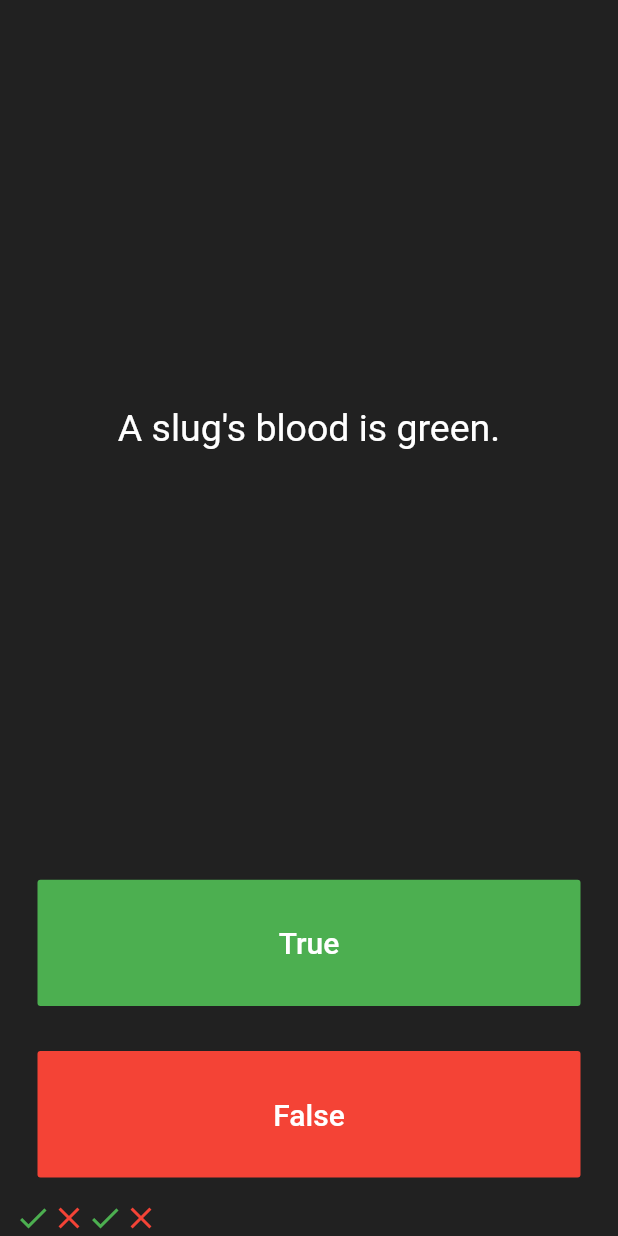
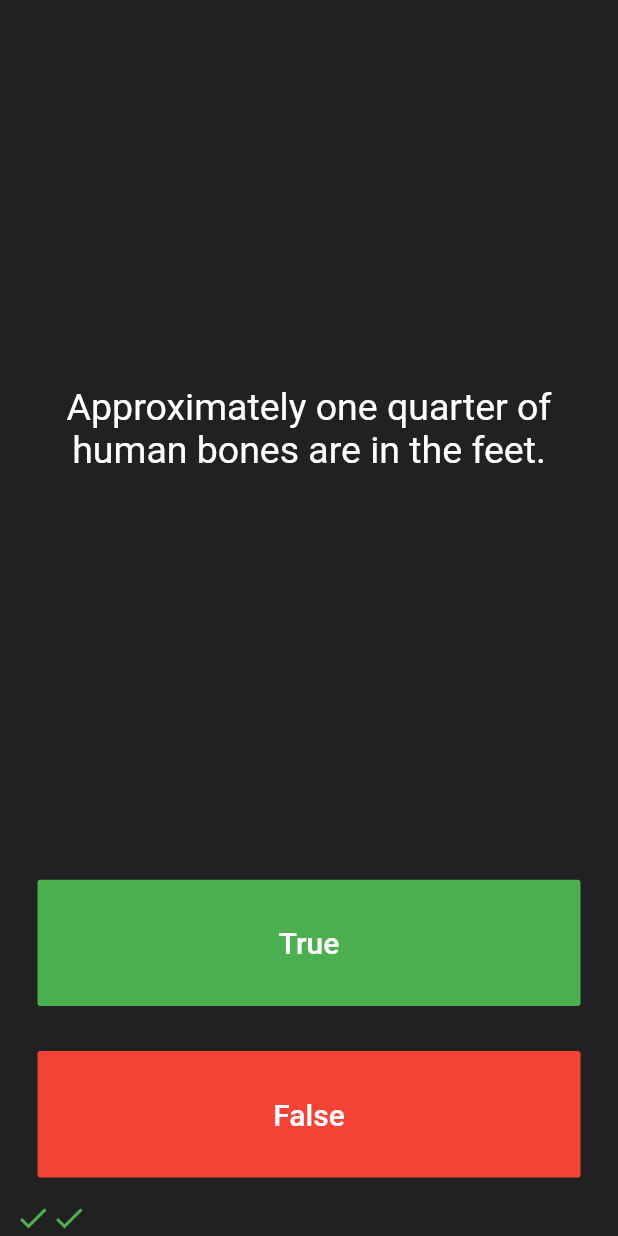
Before and after one commit to mechiragjain/Flutter-Apps, a Flutter app: the screen it shows after launch, after a tap on "True", after a tap on "False", on a phone screen of 412 x 824 dp. Run offline on Flutter 3.47's test engine with Material 2 defaults, Android fonts, the phone set to English and light mode, and no system bars; our stand-ins replace audioplayers, rflutter_alert.

Commit message:
Quiz App Completed

```diff
--- a/quizzler-flutter/lib/main.dart
+++ b/quizzler-flutter/lib/main.dart
@@ -1,5 +1,8 @@
 import 'package:flutter/material.dart';
-import 'questions.dart';
+import 'quiz_brain.dart';
+import 'package:rflutter_alert/rflutter_alert.dart';
+
+QuizBrain quizBrain = QuizBrain();
 
 void main() => runApp(Quizzler());
 
@@ -26,29 +29,41 @@
 }
 
 class _QuizPageState extends State<QuizPage> {
-  List<Icon> scoreKeeper = [
-    Icon(
-      Icons.check,
-      color: Colors.green,
-    ),
-    Icon(
-      Icons.close,
-      color: Colors.red,
-    ),
-  ];
+  List<Icon> scoreKeeper = [];
 
-  List<String> questions = [
-    'You can lead a cow down stairs but not up stairs.',
-    'Approximately one quarter of human bones are in the feet.',
-    'A slug\'s blood is green.',
-  ];
+  void checkAnswer(bool userAnswer) {
+    bool correctAnswer = quizBrain.getQuestionAnswer();
 
-  List<bool> answers = [false, true, true];
+    setState(() {
+      if (quizBrain.isFinished()) {
+        Alert(
+          context: context,
+          title: 'Finished',
+          desc: 'You have reached the end of the quiz',
+        ).show();
 
-  Questions q1 = Questions(
-      ques: 'You can lead a cow down stairs but not up stairs.', ans: false);
-
-  int questionNumber = 0;
+        quizBrain.reset();
+        scoreKeeper = [];
+      } else {
+        if (correctAnswer == userAnswer) {
+          scoreKeeper.add(
+            Icon(
+              Icons.check,
+              color: Colors.green,
+            ),
+          );
+        } else {
+          scoreKeeper.add(
+            Icon(
+              Icons.close,
+              color: Colors.red,
+            ),
+          );
+        }
+        quizBrain.nextQuestion();
+      }
+    });
+  }
 
   @override
   Widget build(BuildContext context) {
@@ -62,7 +77,7 @@
             padding: EdgeInsets.all(10.0),
             child: Center(
               child: Text(
-                questions[questionNumber],
+                quizBrain.getQuestionText(),
                 textAlign: TextAlign.center,
                 style: TextStyle(
                   fontSize: 25.0,
@@ -87,23 +102,7 @@
               ),
               onPressed: () {
                 //The user picked true.
-
-                bool correctAnswer = answers[questionNumber];
-
-                if (correctAnswer == true) {
-                  print('Correct');
-                } else {
-                  print('Wrong');
-                }
-                setState(() {
-                  questionNumber++;
-                  scoreKeeper.add(
-                    Icon(
-                      Icons.check,
-                      color: Colors.green,
-                    ),
-                  );
-                });
+                checkAnswer(true);
               },
             ),
           ),
@@ -122,24 +121,7 @@
               ),
               onPressed: () {
                 //The user picked false.
-
-                bool correctAnswer = answers[questionNumber];
-
-                if (correctAnswer == false) {
-                  print('Correct');
-                } else {
-                  print('Wrong');
-                }
-
-                setState(() {
-                  questionNumber++;
-                  scoreKeeper.add(
-                    Icon(
-                      Icons.close,
-                      color: Colors.red,
-                    ),
-                  );
-                });
+                checkAnswer(false);
               },
             ),
           ),
--- a/quizzler-flutter/lib/questions.dart
+++ b/quizzler-flutter/lib/questions.dart
@@ -2,7 +2,7 @@
   String questionText;
   bool questionAnswer;
 
-  Questions({String ques, bool ans}) {
+  Questions(String ques, bool ans) {
     questionText = ques;
     questionAnswer = ans;
   }
--- /dev/null
+++ b/quizzler-flutter/lib/quiz_brain.dart
@@ -0,0 +1,59 @@
+import 'questions.dart';
+
+class QuizBrain {
+  int _questionNumber = 0;
+  List<Questions> _questions = [
+    Questions('Some cats are actually allergic to humans', true),
+    Questions('You can lead a cow down stairs but not up stairs.', false),
+    Questions(
+        'Approximately one quarter of human bones are in the feet.', true),
+    Questions('A slug\'s blood is green.', true),
+    Questions('Buzz Aldrin\'s mother\'s maiden name was \"Moon\".', true),
+    Questions('It is illegal to pee in the Ocean in Portugal.', true),
+    Questions(
+        'No piece of square dry paper can be folded in half more than 7 times.',
+        false),
+    Questions(
+        'In London, UK, if you happen to die in the House of Parliament, you are technically entitled to a state funeral, because the building is considered too sacred a place.',
+        true),
+    Questions(
+        'The loudest sound produced by any animal is 188 decibels. That animal is the African Elephant.',
+        false),
+    Questions(
+        'The total surface area of two human lungs is approximately 70 square metres.',
+        true),
+    Questions('Google was originally called \"Backrub\".', true),
+    Questions(
+        'Chocolate affects a dog\'s heart and nervous system; a few ounces are enough to kill a small dog.',
+        true),
+    Questions(
+        'In West Virginia, USA, if you accidentally hit an animal with your car, you are free to take it home to eat.',
+        true),
+  ];
+
+  void nextQuestion() {
+    if (_questionNumber < _questions.length - 1) {
+      _questionNumber++;
+    }
+  }
+
+  String getQuestionText() {
+    return _questions[_questionNumber].questionText;
+  }
+
+  bool getQuestionAnswer() {
+    return _questions[_questionNumber].questionAnswer;
+  }
+
+  bool isFinished() {
+    if (_questionNumber >= _questions.length - 1) {
+      return true;
+    } else {
+      return false;
+    }
+  }
+
+  void reset() {
+    _questionNumber = 0;
+  }
+}
--- a/quizzler-flutter/pubspec.yaml
+++ b/quizzler-flutter/pubspec.yaml
@@ -19,6 +19,7 @@
   # The following adds the Cupertino Icons font to your application.
   # Use with the CupertinoIcons class for iOS style icons.
   cupertino_icons: ^0.1.2
+  rflutter_alert: ^1.0.3
 
 dev_dependencies:
   flutter_test:
```
